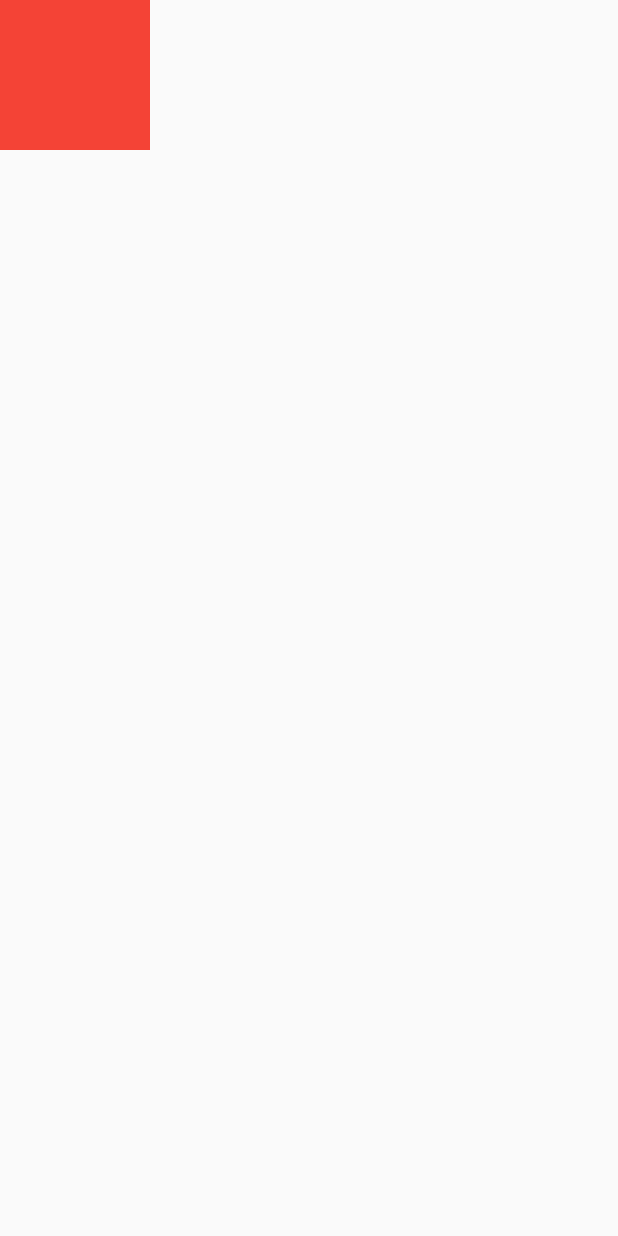
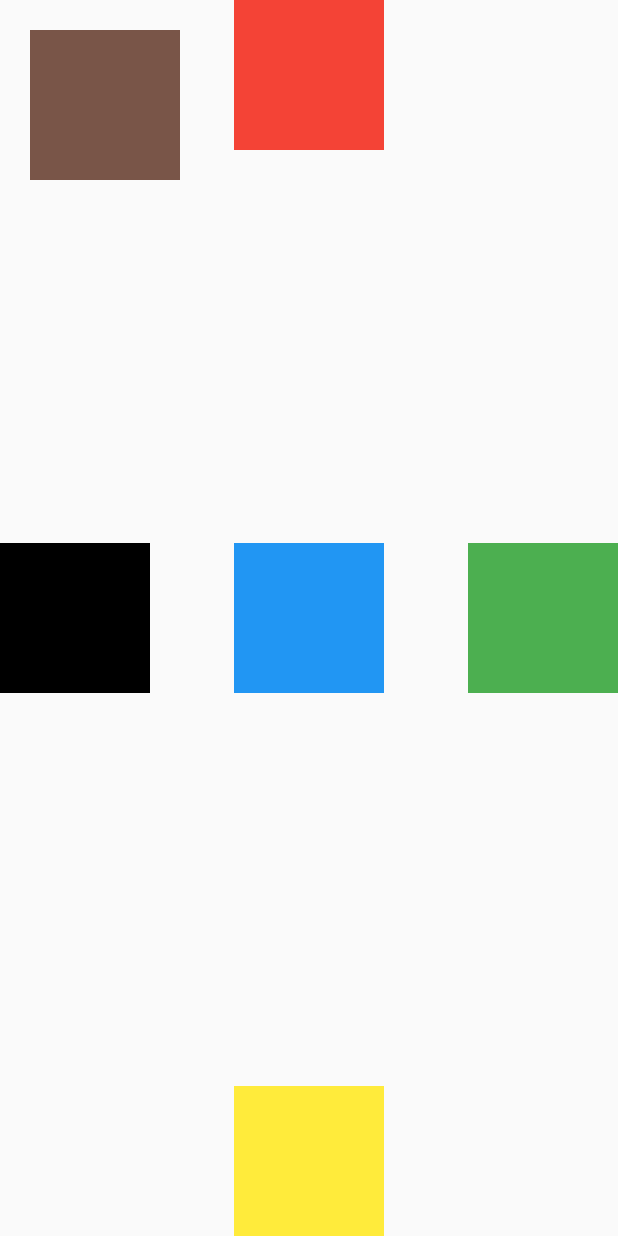
Before and after one commit to bilaliqbal1/FlutterApplicaton, a Flutter app: the screen it shows after launch, on a phone screen of 412 x 824 dp. Run offline on Flutter 3.47's test engine with Material 2 defaults, Android fonts, the phone set to English and light mode, and no system bars.

Commit message:
Update Home.dart

```diff
--- a/lib/Home.dart
+++ b/lib/Home.dart
@@ -55,34 +55,54 @@ class _HomeState extends State<Home> {
       // ),
       body: Stack(
         children: [
+          Align(
+            alignment: Alignment.topCenter,
+            child: Container(
+              color: Colors.red,
+              width: 100,
+              height: 100,
+            ),
+          ),
+          Align(
+            alignment: Alignment.center,
+            child: Container(
+              color: Colors.blue,
+              width: 100,
+              height: 100,
+            ),
+          ),
+          Align(
+            alignment: Alignment.bottomCenter,
+            child: Container(
+              color: Colors.yellow,
+              width: 100,
+              height: 100,
+            ),
+          ),
+          Align(
+            alignment: Alignment.centerRight,
+            child: Container(
+              color: Colors.green,
+              width: 100,
+              height: 100,
+            ),
+          ),
+          Align(
+            alignment: Alignment.centerLeft,
+            child: Container(
+              color: Colors.black,
+              width: 100,
+              height: 100,
+            ),
+          ),
           Positioned(
               left: 20,
               top: 20,
               child: Container(
-                color: Colors.red,
+                color: Colors.brown,
                 width: 100,
                 height: 100,
-              )),
-          Container(
-            color: Colors.red,
-            width: 100,
-            height: 100,
-          ),
-          Container(
-            color: Colors.red,
-            width: 100,
-            height: 100,
-          ),
-          Container(
-            color: Colors.red,
-            width: 100,
-            height: 100,
-          ),
-          Container(
-            color: Colors.red,
-            width: 100,
-            height: 100,
-          ),
+              ))
         ],
       ),
     );
```
